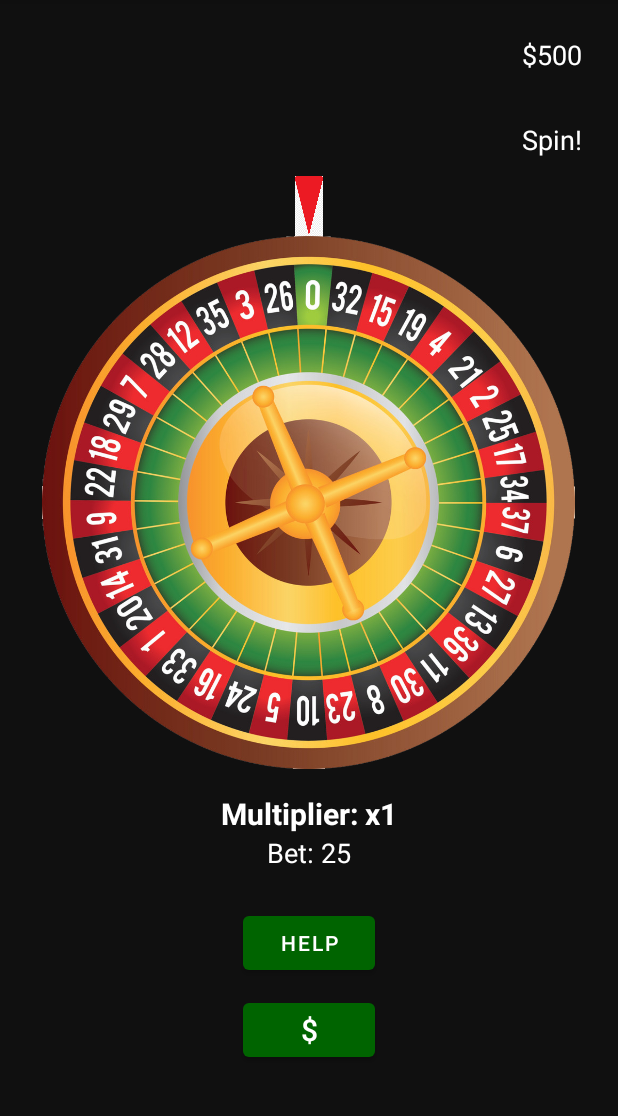
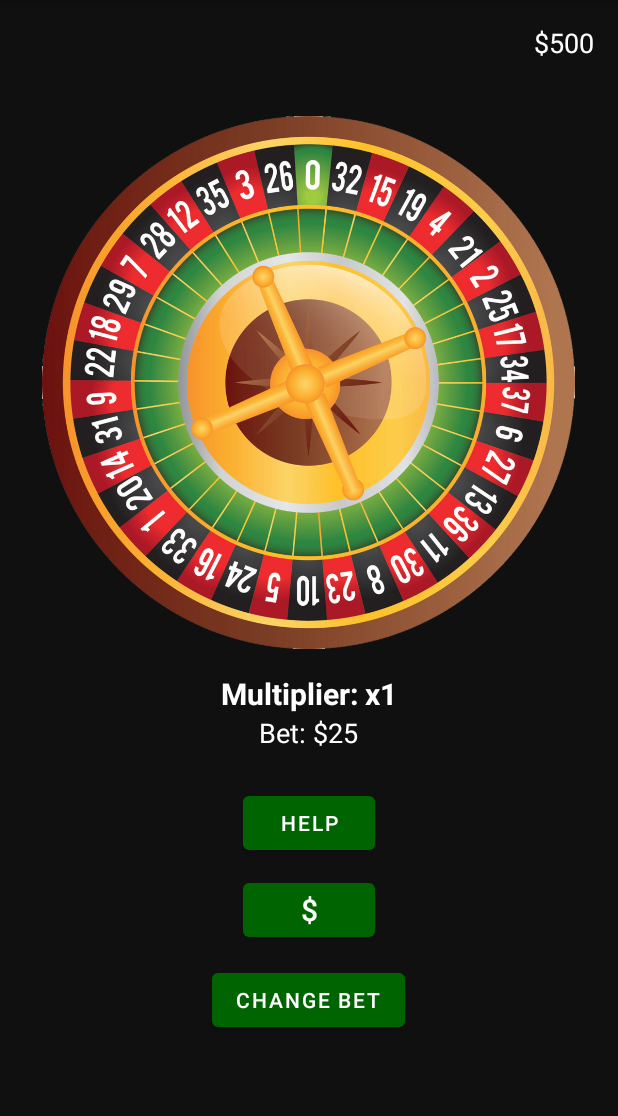
Before and after one commit to Israel-Jauregui/RouletteApp, an Android app: the screen it shows after launch (MainActivity), on a phone screen of 412 x 824 dp, the part 84-1200 px from its top. Run offline under Robolectric (Android 15) with nearby library versions, the light colour scheme and no system bars.

Commit message:
hotFix for Change Bet Button Function

```diff
--- a/app/src/main/java/com/zybooks/roulette/MainActivity.java
+++ b/app/src/main/java/com/zybooks/roulette/MainActivity.java
@@ -109,7 +109,7 @@ public class MainActivity extends AppCompatActivity
         // Show initial bet
         betAmountText.setText("Bet: $" + bet.getBetAmount());
 
-        Button changeBet = findViewById(R.id.changeBetBtn);
+        Button changeBet = findViewById(R.id.changeBetButton);
         changeBet.setOnClickListener(v -> showBetPopup());
 
         Button helpButton = findViewById(R.id.helpButton);
--- a/app/src/main/res/layout/activity_main.xml
+++ b/app/src/main/res/layout/activity_main.xml
@@ -8,16 +8,7 @@
     android:background="#101010"
     tools:context="com.zybooks.roulette.MainActivity">
 
-    <!-- Balance placeholder showing a single $ -->
 
-    <LinearLayout
-        android:layout_width="wrap_content"
-        android:layout_height="wrap_content"
-        android:orientation="vertical"
-        android:layout_alignParentTop="true"
-        android:layout_alignParentEnd="true"
-        android:layout_margin="8dp"
-        android:gravity="end">
     <TextView
         android:id="@+id/MoneyText"
         android:layout_width="wrap_content"
@@ -25,36 +16,17 @@
         android:text="$"
         android:textColor="#FFFFFF"
         android:textSize="18sp"
-
+        android:layout_alignParentTop="true"
+        android:layout_alignParentEnd="true"
         android:layout_margin="16dp" />
 
-    <TextView
-        android:id="@+id/balanceText"
-        android:layout_width="wrap_content"
-        android:layout_height="wrap_content"
-        android:text="Spin!"
-        android:textColor="#FFFFFF"
-        android:textSize="18sp"
 
-        android:layout_margin="16dp" />
-    </LinearLayout>
-
-    <!-- Center content: wheel + UI elements -->
     <LinearLayout
         android:layout_width="match_parent"
         android:layout_height="match_parent"
         android:orientation="vertical"
         android:gravity="center">
 
-        <ImageView
-            android:id="@+id/pointer"
-            android:layout_width="40dp"
-            android:layout_height="40dp"
-            android:src="@drawable/img"
-            android:layout_centerHorizontal="true"
-            android:layout_marginTop="60dp"
-            android:rotation="360"
-            android:layout_alignParentTop="true"/>
         <ImageView
             android:id="@+id/rouletteTable"
             android:layout_width="355dp"
@@ -86,11 +58,10 @@
                 android:id="@+id/betAmountText"
                 android:layout_width="wrap_content"
                 android:layout_height="wrap_content"
-                android:text="Bet: 25"
+                android:text="Bet: "
                 android:textColor="#FFFFFF"
                 android:textSize="18sp"/>
         </LinearLayout>
-
 
         <Button
             android:id="@+id/helpButton"
@@ -107,5 +78,13 @@
             android:textSize="20sp"
             android:layout_marginTop="10dp"/>
 
+
+        <Button
+            android:id="@+id/changeBetButton"
+            android:layout_width="wrap_content"
+            android:layout_height="wrap_content"
+            android:text="Change Bet"
+            android:layout_marginTop="12dp"/>
+
     </LinearLayout>
 </RelativeLayout>
```
Also changed, not shown: app/src/main/java/com/zybooks/roulette/Bets.java (+71 -196 lines).
